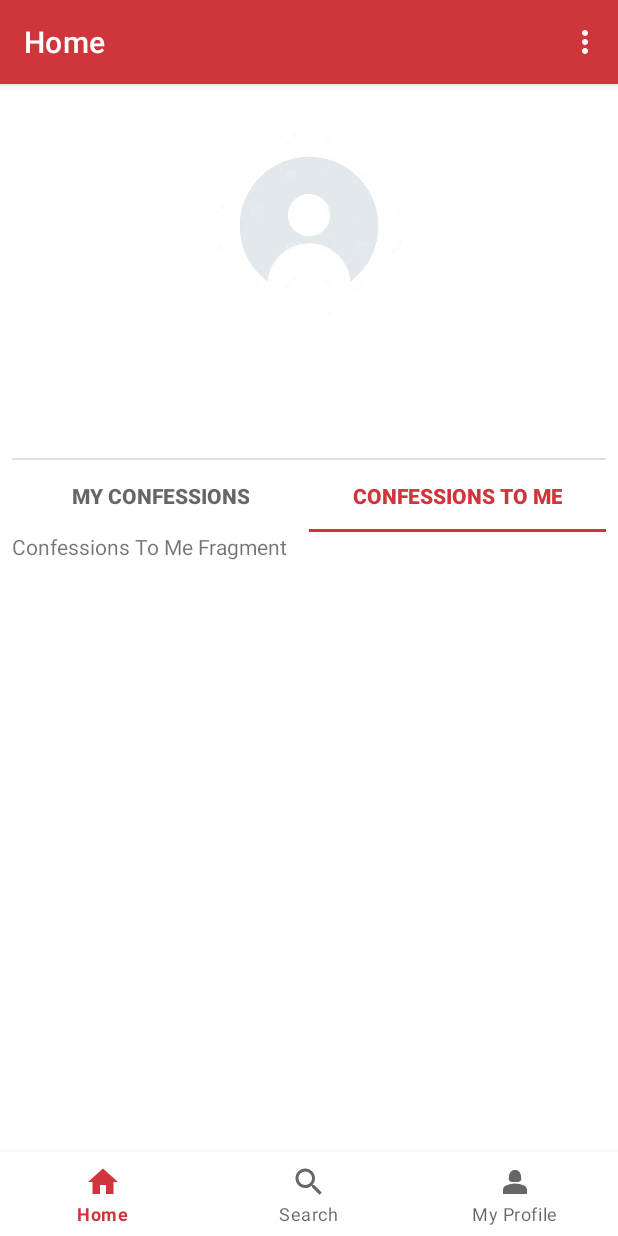
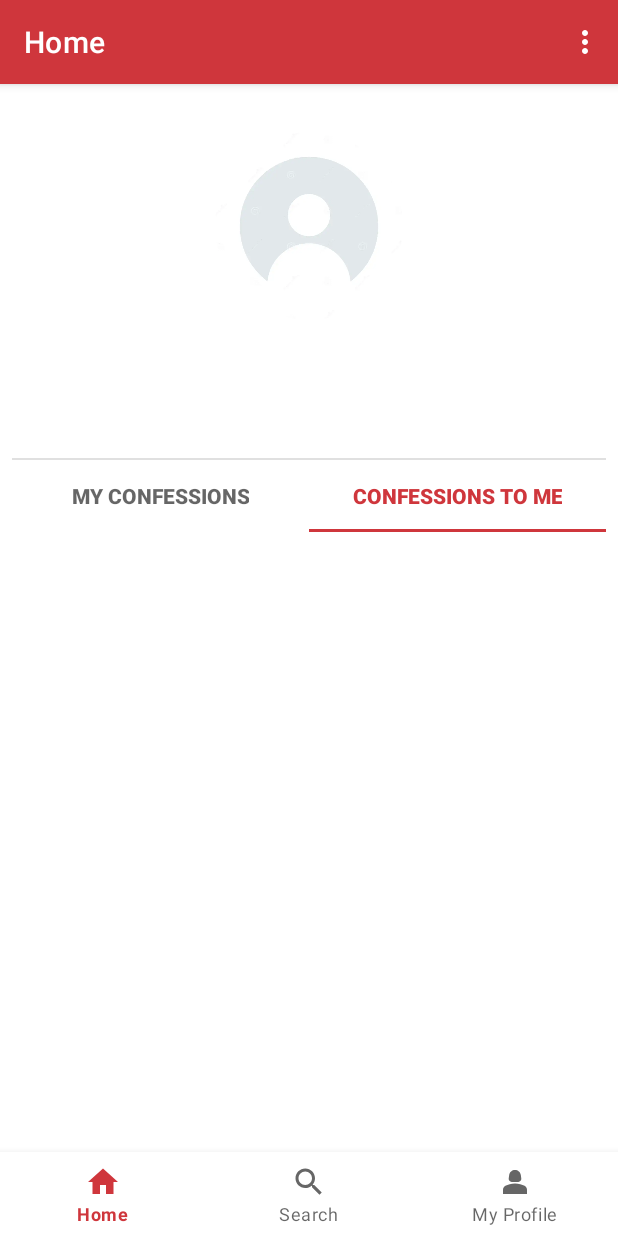
Before and after one commit to altaysoprano/ConfessMe, an Android app: the fragment ProfileFragment placed in its activity, tab 2 chosen, on a phone screen of 412 x 824 dp. Run offline under Robolectric (Android 15) with nearby library versions, the phone set to English and light mode, and no system bars; our stand-ins replace CircleImageView, Dagger/Hilt's generated code, Firebase (no records; nobody signed in at launch, a user with empty details on screens opened directly).

Commit message:
my confessions and confessions to me fragment are done

```diff
--- a/app/src/main/java/com/example/confessme/data/model/Confession.kt
+++ b/app/src/main/java/com/example/confessme/data/model/Confession.kt
@@ -3,6 +3,8 @@ package com.example.confessme.data.model
 data class Confession(
     val text: String = "",
     val username: String = "",
+    val fromUserUsername: String = "",
+    val fromUserImageUrl: String = "",
     val imageUrl: String = "",
     val timestamp: Any? = null
 )
--- a/app/src/main/java/com/example/confessme/data/repository/Repository.kt
+++ b/app/src/main/java/com/example/confessme/data/repository/Repository.kt
@@ -23,5 +23,4 @@ interface Repository {
     fun checkIfUserFollowed(usernameToCheck: String, callback: (UiState<Boolean>) -> Unit)
     fun unfollowUser(userIdToUnfollow: String, callback: (UiState<String>) -> Unit)
     fun addConfession(userName: String, confessionText: String, result: (UiState<String>) -> Unit)
-    fun fetchCurrentUserConfessions(result: (UiState<List<Confession>>) -> Unit)
-}
+    fun fetchConfessions(isMyConfessions: Boolean, result: (UiState<List<Confession>>) -> Unit)}
--- a/app/src/main/java/com/example/confessme/data/repository/RepositoryImp.kt
+++ b/app/src/main/java/com/example/confessme/data/repository/RepositoryImp.kt
@@ -270,6 +270,15 @@ class RepositoryImp(
 
         if (user != null) {
             val currentUserUid = user.uid
+
+            // Current user'ın Firestore'daki bilgilerini almak için UID kullanımı
+            database.collection("users").document(currentUserUid)
+                .get()
+                .addOnSuccessListener { currentUserDocument ->
+                    if (currentUserDocument.exists()) {
+                        val fromUserImageUrl = currentUserDocument.getString("imageUrl")
+                        val fromUserUsername = currentUserDocument.getString("userName")
+
                         // Kullanıcı adından UID'yi almak için bir Firestore sorgusu yapalım
                         database.collection("users")
                             .whereEqualTo("userName", userName)
@@ -284,10 +293,13 @@ class RepositoryImp(
                                     val confessionCollection = database.collection("users").document(currentUserUid)
                                         .collection("my_confessions")
                                     val newConfessionDocument = confessionCollection.document()
+
                                     val confessionData = hashMapOf(
                                         "text" to confessionText,
-                            "username" to userName,
-                            "imageUrl" to imageUrl,  // Kullanıcının profil resmi URL'sini ekleyin
+                                        "username" to userName, // İtirafın yapıldığı kişinin username'i
+                                        "imageUrl" to imageUrl, // İtirafın yapıldığı kişinin imageUrl'i
+                                        "fromUserUsername" to fromUserUsername, // Current user'ın username'i
+                                        "fromUserImageUrl" to fromUserImageUrl, // Current user'ın imageUrl'i
                                         "timestamp" to FieldValue.serverTimestamp()
                                     )
 
@@ -318,17 +330,29 @@ class RepositoryImp(
                                 result.invoke(UiState.Failure(exception.localizedMessage))
                             }
                     } else {
+                        result.invoke(UiState.Failure("Current user not found in Firestore"))
+                    }
+                }
+                .addOnFailureListener { exception ->
+                    result.invoke(UiState.Failure(exception.localizedMessage))
+                }
+        } else {
             result.invoke(UiState.Failure("User not authenticated"))
         }
     }
 
-    override fun fetchCurrentUserConfessions(result: (UiState<List<Confession>>) -> Unit) {
+    override fun fetchConfessions(isMyConfessions: Boolean, result: (UiState<List<Confession>>) -> Unit) {
         val user = firebaseAuth.currentUser
 
         if (user != null) {
             val currentUserUid = user.uid
-            val confessionCollection = database.collection("users").document(currentUserUid)
+            val confessionCollection = if (isMyConfessions) {
+                database.collection("users").document(currentUserUid)
                     .collection("my_confessions")
+            } else {
+                database.collection("users").document(currentUserUid)
+                    .collection("confessions_to_me")
+            }
 
             confessionCollection
                 .orderBy("timestamp", Query.Direction.DESCENDING)
@@ -351,7 +375,7 @@ class RepositoryImp(
         }
     }
 
-    fun isValidPassword(password: String): Boolean {
+    private fun isValidPassword(password: String): Boolean {
         val passwordRegex = "^(?=.*[A-Z])(?=.*[0-9])(?=.*[^A-Za-z0-9]).{8,}$".toRegex()
         return passwordRegex.matches(password)
     }
--- a/app/src/main/java/com/example/confessme/presentation/ConfessViewModel.kt
+++ b/app/src/main/java/com/example/confessme/presentation/ConfessViewModel.kt
@@ -24,10 +24,6 @@ class ConfessViewModel @Inject constructor(
     val fetchConfessionsState: LiveData<UiState<List<Confession>>>
         get() = _fetchConfessionsState
 
-    init {
-        fetchConfessions()
-    }
-
     fun addConfession(userName: String, confessionText: String) {
         _addConfessionState.value = UiState.Loading
         repository.addConfession(userName, confessionText) {
@@ -35,9 +31,9 @@ class ConfessViewModel @Inject constructor(
         }
     }
 
-    private fun fetchConfessions() {
+    fun fetchConfessions(isMyConfessions: Boolean = true) {
         _fetchConfessionsState.value = UiState.Loading
-        repository.fetchCurrentUserConfessions { result ->
+        repository.fetchConfessions(isMyConfessions) { result ->
             _fetchConfessionsState.postValue(result)
         }
     }
--- a/app/src/main/java/com/example/confessme/presentation/ProfileSearchSharedViewModel.kt
+++ b/app/src/main/java/com/example/confessme/presentation/ProfileSearchSharedViewModel.kt
@@ -3,7 +3,6 @@ package com.example.confessme.presentation
 import androidx.lifecycle.LiveData
 import androidx.lifecycle.MutableLiveData
 import androidx.lifecycle.ViewModel
-import com.example.confessme.data.repository.Repository
 import dagger.hilt.android.lifecycle.HiltViewModel
 import javax.inject.Inject
 
@@ -16,4 +15,5 @@ class ProfileSearchSharedViewModel @Inject constructor() : ViewModel() {
     fun setSelectedUserName(username: String) {
         _selectedUserName.value = username
     }
+
 }
--- a/app/src/main/java/com/example/confessme/presentation/ProfileViewPagerAdapter.kt
+++ b/app/src/main/java/com/example/confessme/presentation/ProfileViewPagerAdapter.kt
@@ -1,8 +1,6 @@
 package com.example.confessme.presentation
 
 import androidx.fragment.app.Fragment
-import androidx.fragment.app.FragmentManager
-import androidx.fragment.app.FragmentPagerAdapter
 import androidx.viewpager2.adapter.FragmentStateAdapter
 import com.example.confessme.presentation.ui.ConfessionsFragment
 import com.example.confessme.presentation.ui.ConfessionsToMeFragment
@@ -15,9 +13,9 @@ class ProfileViewPagerAdapter(fragment: Fragment) : FragmentStateAdapter(fragmen
 
     override fun createFragment(position: Int): Fragment {
         return when (position) {
-            0 -> ConfessionsFragment()
-            1 -> ConfessionsToMeFragment()
-            else -> ConfessionsFragment()
+            0 -> ConfessionsFragment(isMyConfessions = true)
+            1 -> ConfessionsToMeFragment(isMyConfessions = false)
+            else -> ConfessionsFragment(isMyConfessions = true) // Varsayılan olarak birini seçebilirsiniz.
         }
     }
 }
--- a/app/src/main/java/com/example/confessme/presentation/ui/ConfessionsFragment.kt
+++ b/app/src/main/java/com/example/confessme/presentation/ui/ConfessionsFragment.kt
@@ -17,11 +17,12 @@ import com.example.confessme.util.UiState
 import dagger.hilt.android.AndroidEntryPoint
 
 @AndroidEntryPoint
-class ConfessionsFragment : Fragment() {
+class ConfessionsFragment(private val isMyConfessions: Boolean) : Fragment() {
 
     private lateinit var binding: FragmentConfessionsBinding
+    private lateinit var profileBinding: FragmentProfileBinding
 
-    private val confessListAdapter = ConfessionListAdapter(mutableListOf())
+    private val confessListAdapter = ConfessionListAdapter(mutableListOf(), isMyConfessions)
     private val viewModel: ConfessViewModel by viewModels()
 
     override fun onCreateView(
@@ -30,9 +31,12 @@ class ConfessionsFragment : Fragment() {
     ): View {
 
         binding = FragmentConfessionsBinding.inflate(inflater, container, false)
+        profileBinding = FragmentProfileBinding.inflate(inflater, container, false)
+
+        viewModel.fetchConfessions(isMyConfessions)
 
         setupRecyclerView()
-        observeSearchResults()
+        observeFetchConfessions()
 
         return binding.root
     }
@@ -44,19 +48,19 @@ class ConfessionsFragment : Fragment() {
         }
     }
 
-    private fun observeSearchResults() {
+    private fun observeFetchConfessions() {
         viewModel.fetchConfessionsState.observe(viewLifecycleOwner) { state ->
             when (state) {
                 is UiState.Loading -> {
-                    binding.progressBarConfessions.visibility = View.VISIBLE
+                    profileBinding.progressBarProfile.visibility = View.VISIBLE
                 }
                 is UiState.Failure -> {
-                    binding.progressBarConfessions.visibility = View.GONE
+                    profileBinding.progressBarProfile.visibility = View.GONE
                     Toast.makeText(requireContext(), state.error.toString(), Toast.LENGTH_SHORT)
                         .show()
                 }
                 is UiState.Success -> {
-                    binding.progressBarConfessions.visibility = View.GONE
+                    profileBinding.progressBarProfile.visibility = View.GONE
                     confessListAdapter.updateList(state.data)
                 }
             }
--- a/app/src/main/java/com/example/confessme/presentation/ui/ConfessionsToMeFragment.kt
+++ b/app/src/main/java/com/example/confessme/presentation/ui/ConfessionsToMeFragment.kt
@@ -5,15 +5,25 @@ import androidx.fragment.app.Fragment
 import android.view.LayoutInflater
 import android.view.View
 import android.view.ViewGroup
+import android.widget.Toast
+import androidx.fragment.app.viewModels
+import androidx.recyclerview.widget.LinearLayoutManager
 import com.example.confessme.R
 import com.example.confessme.databinding.FragmentConfessionsBinding
 import com.example.confessme.databinding.FragmentConfessionsToMeBinding
+import com.example.confessme.databinding.FragmentProfileBinding
+import com.example.confessme.presentation.ConfessViewModel
+import com.example.confessme.util.UiState
 import dagger.hilt.android.AndroidEntryPoint
 
 @AndroidEntryPoint
-class ConfessionsToMeFragment : Fragment() {
+class ConfessionsToMeFragment(private val isMyConfessions: Boolean) : Fragment() {
 
     private lateinit var binding: FragmentConfessionsToMeBinding
+    private lateinit var profileBinding: FragmentProfileBinding
+
+    private val confessListAdapter = ConfessionListAdapter(mutableListOf(), isMyConfessions)
+    private val viewModel: ConfessViewModel by viewModels()
 
     override fun onCreateView(
         inflater: LayoutInflater, container: ViewGroup?,
@@ -21,8 +31,41 @@ class ConfessionsToMeFragment : Fragment() {
     ): View {
 
         binding = FragmentConfessionsToMeBinding.inflate(inflater, container, false)
+        profileBinding = FragmentProfileBinding.inflate(inflater, container, false)
+
+        viewModel.fetchConfessions(isMyConfessions)
+
+        setupRecyclerView()
+        observeFetchConfessions()
+
 
         return binding.root
     }
 
+    private fun setupRecyclerView() {
+        binding.confessionToMeListRecyclerviewId.apply {
+            layoutManager = LinearLayoutManager(requireContext())
+            adapter = confessListAdapter
+        }
+    }
+
+    private fun observeFetchConfessions() {
+        viewModel.fetchConfessionsState.observe(viewLifecycleOwner) { state ->
+            when (state) {
+                is UiState.Loading -> {
+                    profileBinding.progressBarProfile.visibility = View.VISIBLE
+                }
+                is UiState.Failure -> {
+                    profileBinding.progressBarProfile.visibility = View.GONE
+                    Toast.makeText(requireContext(), state.error.toString(), Toast.LENGTH_SHORT)
+                        .show()
+                }
+                is UiState.Success -> {
+                    profileBinding.progressBarProfile.visibility = View.GONE
+                    confessListAdapter.updateList(state.data)
+                }
+            }
+        }
+    }
+
 }
--- a/app/src/main/res/layout/fragment_confessions.xml
+++ b/app/src/main/res/layout/fragment_confessions.xml
@@ -11,9 +11,10 @@
         android:layout_marginHorizontal="8dp"
         android:layout_width="match_parent"
         android:layout_height="0dp"
+        android:layout_marginBottom="?android:attr/actionBarSize"
         app:layout_constraintEnd_toEndOf="parent"
         app:layout_constraintTop_toTopOf="parent"
-        app:layout_constraintStart_toStartOf="parent" />
+        app:layout_constraintBottom_toBottomOf="parent" />
 
     <ProgressBar
         android:id="@+id/progress_bar_confessions"
--- a/app/src/main/res/layout/fragment_confessions_to_me.xml
+++ b/app/src/main/res/layout/fragment_confessions_to_me.xml
@@ -1,13 +1,30 @@
 <?xml version="1.0" encoding="utf-8"?>
-<FrameLayout xmlns:android="http://schemas.android.com/apk/res/android"
+<androidx.constraintlayout.widget.ConstraintLayout xmlns:android="http://schemas.android.com/apk/res/android"
     xmlns:tools="http://schemas.android.com/tools"
     android:layout_width="match_parent"
     android:layout_height="match_parent"
+    xmlns:app="http://schemas.android.com/apk/res-auto"
     tools:context=".presentation.ui.ConfessionsToMeFragment">
 
-    <TextView
+    <androidx.recyclerview.widget.RecyclerView
+        android:id="@+id/confessionToMeListRecyclerviewId"
+        android:layout_marginHorizontal="8dp"
         android:layout_width="match_parent"
-        android:layout_height="match_parent"
-        android:text="Confessions To Me Fragment" />
+        android:layout_height="0dp"
+        android:layout_marginBottom="?android:attr/actionBarSize"
+        app:layout_constraintEnd_toEndOf="parent"
+        app:layout_constraintTop_toTopOf="parent"
+        app:layout_constraintBottom_toBottomOf="parent" />
 
-</FrameLayout>
+    <ProgressBar
+        android:id="@+id/progress_bar_confessions_to_me"
+        android:layout_width="wrap_content"
+        android:layout_height="wrap_content"
+        android:visibility="invisible"
+        android:indeterminateTint="@color/black"
+        app:layout_constraintBottom_toBottomOf="parent"
+        app:layout_constraintEnd_toEndOf="parent"
+        app:layout_constraintStart_toStartOf="parent"
+        app:layout_constraintTop_toTopOf="parent" />
+
+</androidx.constraintlayout.widget.ConstraintLayout>
```
Also changed, not shown: app/src/main/java/com/example/confessme/presentation/ui/ConfessionListAdapter.kt (+10 -5 lines), app/src/main/res/layout/confess_item.xml (+13 -0 lines). Lines whose indentation alone changed are shown as unchanged.
